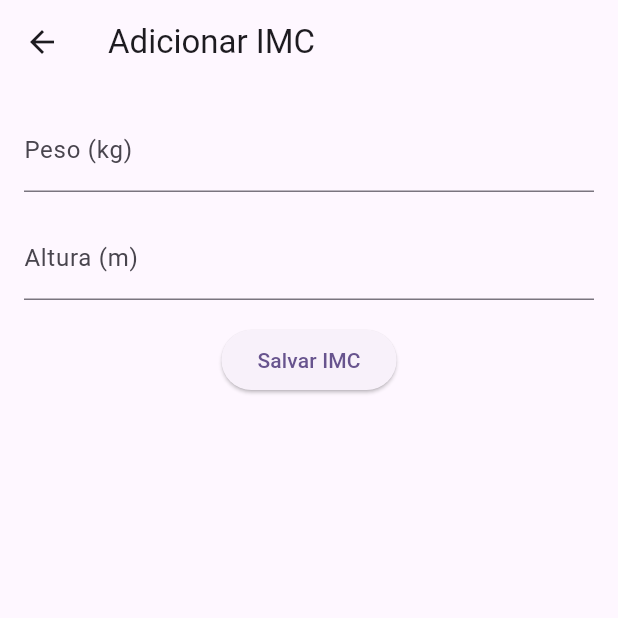
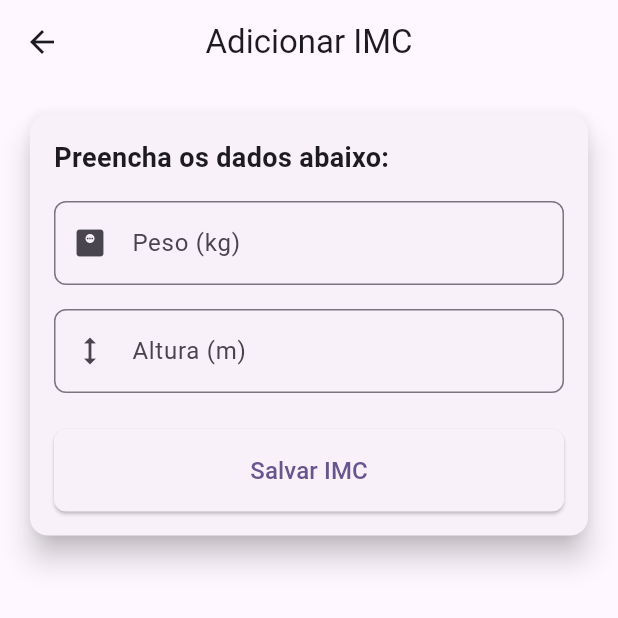
Before and after one commit to CelioFsDev/imc_dio_hive, a Flutter app: the AddImcPage screen opened directly, on a phone screen of 412 x 824 dp, the top half of it. Run offline on Flutter 3.47's test engine with Material 3 defaults, Android fonts, the phone set to English and light mode, and no system bars; our stand-ins replace hive, hive_flutter; accounts and stored records are empty.

Commit message:
Refatora a página de adição de IMC para melhorar a interface e a usabilidade, incluindo novos estilos e feedback ao salvar.

```diff
--- a/lib/presentation/addimc/view/add_imc_page.dart
+++ b/lib/presentation/addimc/view/add_imc_page.dart
@@ -10,27 +10,56 @@ class AddImcPage extends StatefulWidget {
 
 class _AddImcPageState extends State<AddImcPage> {
   AddImcViewmodel imcViewmodel = AddImcViewmodel();
+
   @override
   Widget build(BuildContext context) {
     return Scaffold(
-      appBar: AppBar(title: const Text('Adicionar IMC')),
-      body: Padding(
+      appBar: AppBar(title: const Text('Adicionar IMC'), centerTitle: true),
+      body: SingleChildScrollView(
+        child: Padding(
           padding: const EdgeInsets.all(16.0),
-        child: Form(
+          child: Card(
+            elevation: 8.0,
+            shape: RoundedRectangleBorder(
+              borderRadius: BorderRadius.circular(12.0),
+            ),
+            child: Padding(
+              padding: const EdgeInsets.all(16.0),
               child: Column(
+                crossAxisAlignment: CrossAxisAlignment.stretch,
                 children: [
+                  const Text(
+                    'Preencha os dados abaixo:',
+                    style: TextStyle(
+                      fontSize: 18.0,
+                      fontWeight: FontWeight.bold,
+                    ),
+                  ),
+                  const SizedBox(height: 16.0),
                   TextFormField(
                     controller: imcViewmodel.weightController,
-                decoration: const InputDecoration(labelText: 'Peso (kg)'),
+                    decoration: InputDecoration(
+                      labelText: 'Peso (kg)',
+                      border: OutlineInputBorder(
+                        borderRadius: BorderRadius.circular(8.0),
+                      ),
+                      prefixIcon: const Icon(Icons.monitor_weight),
+                    ),
                     keyboardType: TextInputType.number,
                   ),
                   const SizedBox(height: 16.0),
                   TextFormField(
-                decoration: const InputDecoration(labelText: 'Altura (m)'),
                     controller: imcViewmodel.heightController,
+                    decoration: InputDecoration(
+                      labelText: 'Altura (m)',
+                      border: OutlineInputBorder(
+                        borderRadius: BorderRadius.circular(8.0),
+                      ),
+                      prefixIcon: const Icon(Icons.height),
+                    ),
                     keyboardType: TextInputType.number,
                   ),
-              const SizedBox(height: 16.0),
+                  const SizedBox(height: 24.0),
                   ElevatedButton(
                     onPressed: () {
                       setState(() {
@@ -42,9 +71,20 @@ class _AddImcPageState extends State<AddImcPage> {
                       );
                       Navigator.pop(context);
                     },
-                child: const Text('Salvar IMC'),
+                    style: ElevatedButton.styleFrom(
+                      padding: const EdgeInsets.symmetric(vertical: 16.0),
+                      shape: RoundedRectangleBorder(
+                        borderRadius: BorderRadius.circular(8.0),
+                      ),
+                    ),
+                    child: const Text(
+                      'Salvar IMC',
+                      style: TextStyle(fontSize: 16.0),
+                    ),
                   ),
                 ],
+              ),
+            ),
           ),
         ),
       ),
```
Lines whose indentation alone changed are shown as unchanged.
